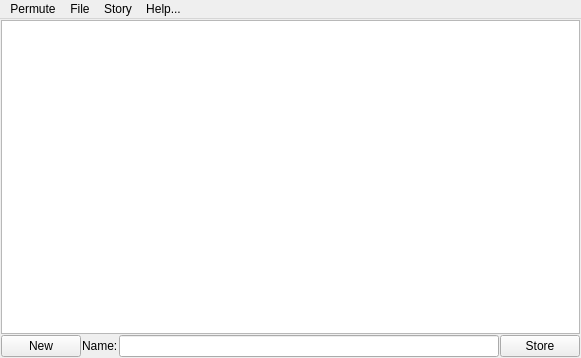
Old version of the form ui/permute.ui in the repository berndhs/deeptrim.
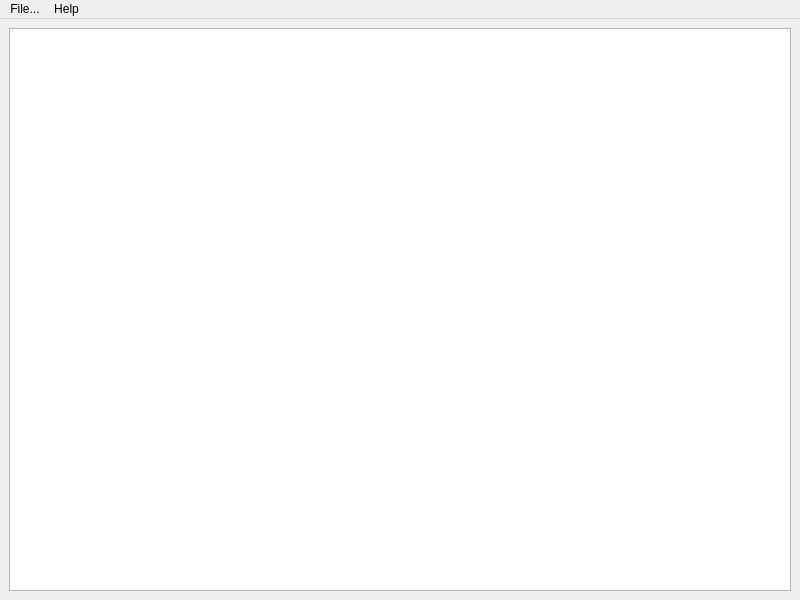
New version of the form. Icons and pictures are not drawn.

Commit message: load, save, warn about unsaved changes, layout, title list widget

```diff
--- a/ui/permute.ui
+++ b/ui/permute.ui
@@ -6,8 +6,8 @@
    <rect>
     <x>0</x>
     <y>0</y>
-    <width>581</width>
-    <height>358</height>
+    <width>800</width>
+    <height>600</height>
    </rect>
   </property>
   <property name="windowTitle">
@@ -18,12 +18,30 @@
     <normaloff>:/deeptrim.png</normaloff>:/deeptrim.png</iconset>
   </property>
   <widget class="QWidget" name="centralwidget">
+   <property name="sizePolicy">
+    <sizepolicy hsizetype="Expanding" vsizetype="Expanding">
+     <horstretch>0</horstretch>
+     <verstretch>0</verstretch>
+    </sizepolicy>
+   </property>
+   <property name="minimumSize">
+    <size>
+     <width>0</width>
+     <height>40</height>
+    </size>
+   </property>
+   <property name="maximumSize">
+    <size>
+     <width>16777215</width>
+     <height>16777215</height>
+    </size>
+   </property>
    <layout class="QGridLayout" name="gridLayout">
     <item row="0" column="0">
      <widget class="QListWidget" name="headerList">
       <property name="sizePolicy">
-       <sizepolicy hsizetype="Expanding" vsizetype="Expanding">
-        <horstretch>35</horstretch>
+       <sizepolicy hsizetype="Preferred" vsizetype="Expanding">
+        <horstretch>0</horstretch>
         <verstretch>0</verstretch>
        </sizepolicy>
       </property>
@@ -38,34 +56,6 @@
       </property>
      </widget>
     </item>
-    <item row="1" column="0">
-     <layout class="QHBoxLayout" name="storyButtons">
-      <item>
-       <widget class="QPushButton" name="newButton">
-        <property name="text">
-         <string>New</string>
-        </property>
-       </widget>
-      </item>
-      <item>
-       <widget class="QLabel" name="paraNameLabel">
-        <property name="text">
-         <string>Name:</string>
-        </property>
-       </widget>
-      </item>
-      <item>
-       <widget class="QLineEdit" name="textName"/>
-      </item>
-      <item>
-       <widget class="QPushButton" name="storeButton">
-        <property name="text">
-         <string>Store</string>
-        </property>
-       </widget>
-      </item>
-     </layout>
-    </item>
    </layout>
   </widget>
   <widget class="QMenuBar" name="menubar">
@@ -73,13 +63,13 @@
     <rect>
      <x>0</x>
      <y>0</y>
-     <width>581</width>
+     <width>800</width>
      <height>25</height>
     </rect>
    </property>
-   <widget class="QMenu" name="menuPermute">
+   <widget class="QMenu" name="menuFile">
     <property name="title">
-     <string>Permute</string>
+     <string>File...</string>
     </property>
     <addaction name="actionSettings"/>
     <addaction name="actionRestart"/>
@@ -87,30 +77,12 @@
    </widget>
    <widget class="QMenu" name="menuHelp">
     <property name="title">
-     <string>Help...</string>
+     <string>Help</string>
     </property>
     <addaction name="actionAbout"/>
     <addaction name="actionLicense"/>
    </widget>
-   <widget class="QMenu" name="menuFile">
-    <property name="title">
-     <string>File</string>
-    </property>
-    <addaction name="actionSave"/>
-    <addaction name="actionOpenFile"/>
-   </widget>
-   <widget class="QMenu" name="menuStory">
-    <property name="title">
-     <string>Story</string>
-    </property>
-    <addaction name="actionOpen"/>
-    <addaction name="actionImportPara"/>
-    <addaction name="actionWriteTxt"/>
-    <addaction name="actionWriteHtml"/>
-   </widget>
-   <addaction name="menuPermute"/>
    <addaction name="menuFile"/>
-   <addaction name="menuStory"/>
    <addaction name="menuHelp"/>
   </widget>
   <action name="actionQuit">
@@ -174,7 +146,6 @@
    </property>
   </action>
  </widget>
- <layoutdefault spacing="1" margin="1"/>
  <resources>
   <include location="../permute.qrc"/>
  </resources>
```
Left out of the diff: 82 changed lines with no effect on the pictures. The commit also changes 9 other files.
